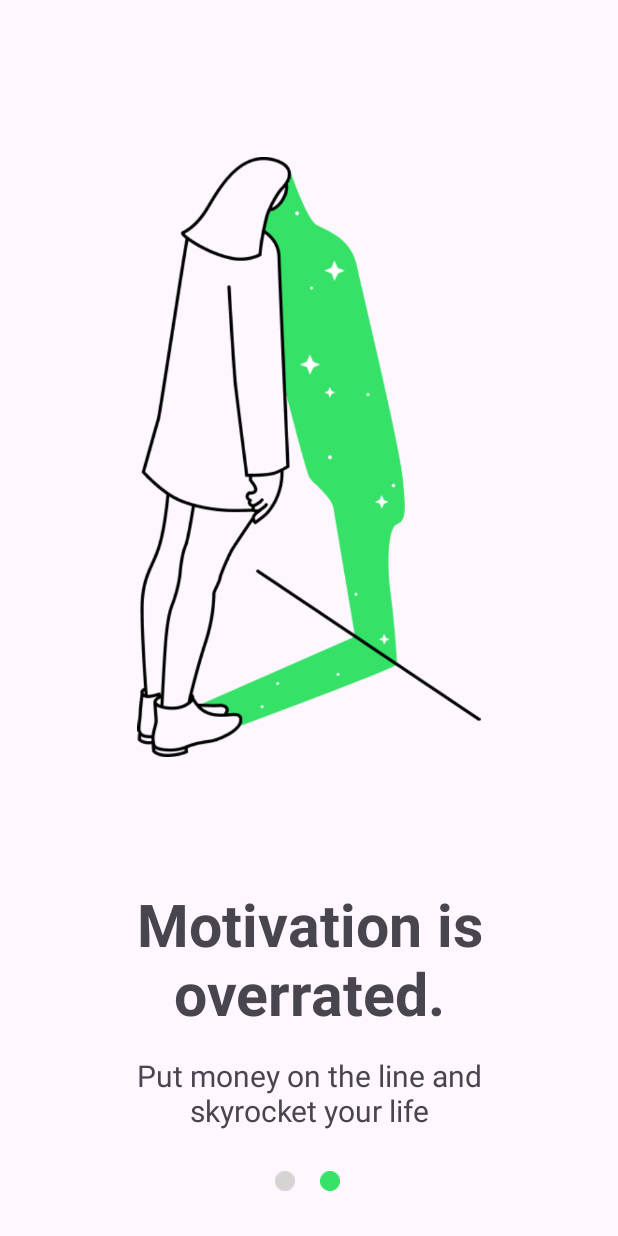
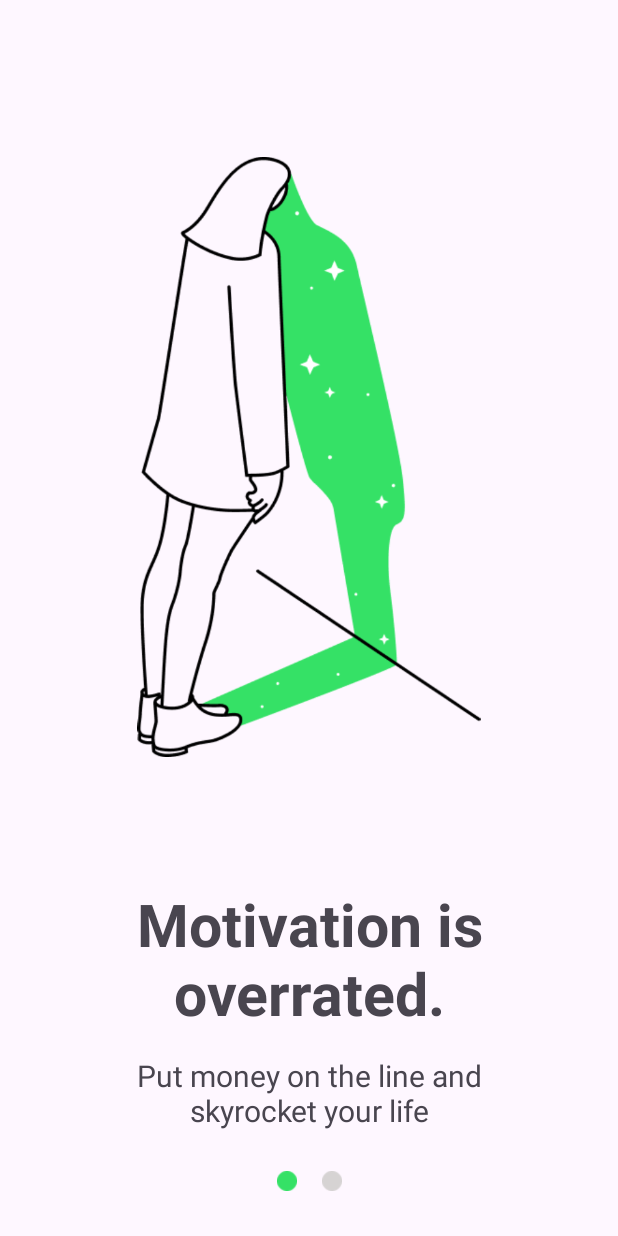
Before and after one commit to KrzysztofCwirko/habit-guard, an Android app: the screen it shows after launch (Onboarding), on a phone screen of 412 x 824 dp. Run offline under Robolectric (Android 15) with nearby library versions, the light colour scheme and no system bars.

Commit message:
chyba działa he he

```diff
--- a/app/src/main/java/com/example/sportpact/Onboarding.kt
+++ b/app/src/main/java/com/example/sportpact/Onboarding.kt
@@ -1,10 +1,14 @@
 package com.example.sportpact
 
+import android.content.res.ColorStateList
+import android.graphics.Color
 import android.os.Bundle
 import androidx.appcompat.app.AppCompatActivity
 import androidx.fragment.app.Fragment
 import androidx.fragment.app.FragmentActivity
+import androidx.viewpager.widget.ViewPager
 import androidx.viewpager2.adapter.FragmentStateAdapter
+import androidx.viewpager2.widget.ViewPager2
 import com.example.sportpact.databinding.ActivityOnboardingBinding
 
 class Onboarding : AppCompatActivity() {
@@ -17,6 +21,18 @@ class Onboarding : AppCompatActivity() {
         setContentView(view)
 
         binding.onboardingRV.adapter = ScreenSlidePagerAdapter(this)
+        binding.onboardingRV.registerOnPageChangeCallback(object : ViewPager2.OnPageChangeCallback() {
+            override fun onPageSelected(position: Int) {
+                if(position == 0) {
+                    binding.imageViewDot1.imageTintList = ColorStateList.valueOf(getColor(R.color.main_color))
+                    binding.imageViewDot2.imageTintList = ColorStateList.valueOf(getColor(R.color.dot_deselected))
+                } else {
+                    binding.imageViewDot1.imageTintList = ColorStateList.valueOf(getColor(R.color.dot_deselected))
+                    binding.imageViewDot2.imageTintList = ColorStateList.valueOf(getColor(R.color.main_color))
+                }
+                super.onPageSelected(position)
+            }
+        })
     }
 
     private inner class ScreenSlidePagerAdapter(fa: FragmentActivity) : FragmentStateAdapter(fa) {
--- a/app/src/main/res/layout/activity_onboarding.xml
+++ b/app/src/main/res/layout/activity_onboarding.xml
@@ -22,10 +22,10 @@
         app:layout_constraintBottom_toBottomOf="parent"
         app:layout_constraintEnd_toEndOf="parent"
         android:layout_marginBottom="30dp"
-        android:layout_marginStart="30dp"
-        app:layout_constraintHorizontal_bias="0.498"
+        android:layout_marginEnd="30dp"
         app:layout_constraintStart_toStartOf="parent"
-        app:srcCompat="@drawable/img_4" />
+        app:srcCompat="@drawable/img_4"
+        app:tint="@color/main_color"/>
 
     <ImageView
         android:id="@+id/imageViewDot2"
@@ -34,12 +34,11 @@
         app:layout_constraintBottom_toBottomOf="parent"
         app:layout_constraintEnd_toEndOf="parent"
         android:layout_marginBottom="30dp"
-        android:layout_marginEnd="30dp"
+        android:layout_marginStart="30dp"
         android:maxWidth="2dp"
         android:maxHeight="2dp"
-        app:layout_constraintHorizontal_bias="0.498"
         app:layout_constraintStart_toStartOf="parent"
         app:srcCompat="@drawable/img_4"
-        app:tint="#D6D3D3" />
+        app:tint="@color/dot_deselected" />
 
 </androidx.constraintlayout.widget.ConstraintLayout>
--- a/app/src/main/res/values/colors.xml
+++ b/app/src/main/res/values/colors.xml
@@ -2,4 +2,6 @@
 <resources>
     <color name="black">#FF000000</color>
     <color name="white">#FFFFFFFF</color>
+    <color name="dot_deselected">#D6D3D3</color>
+    <color name="main_color">#35E166</color>
 </resources>
```
